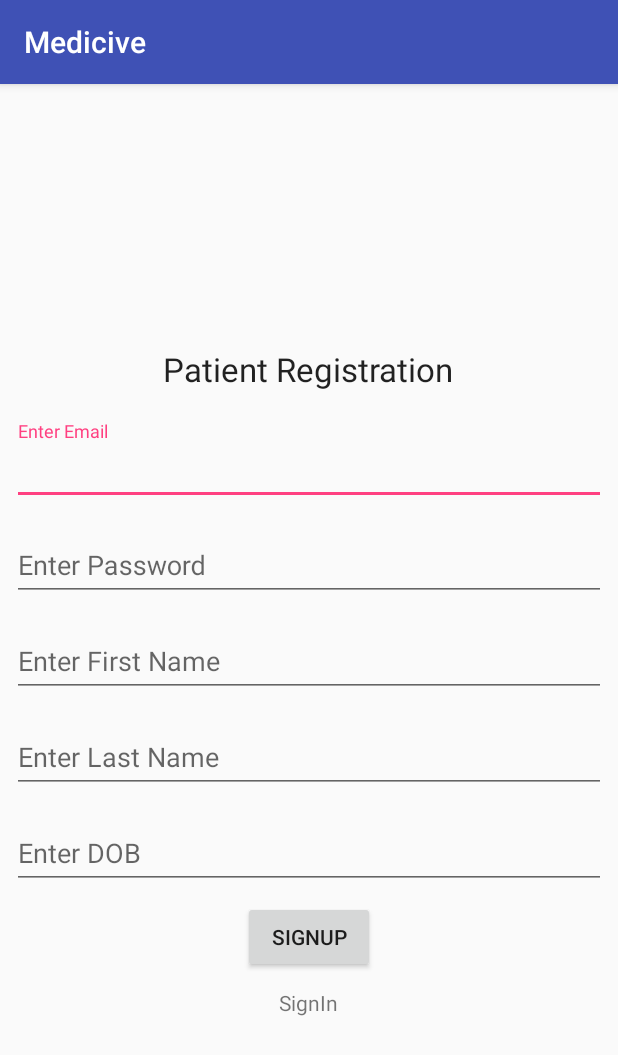
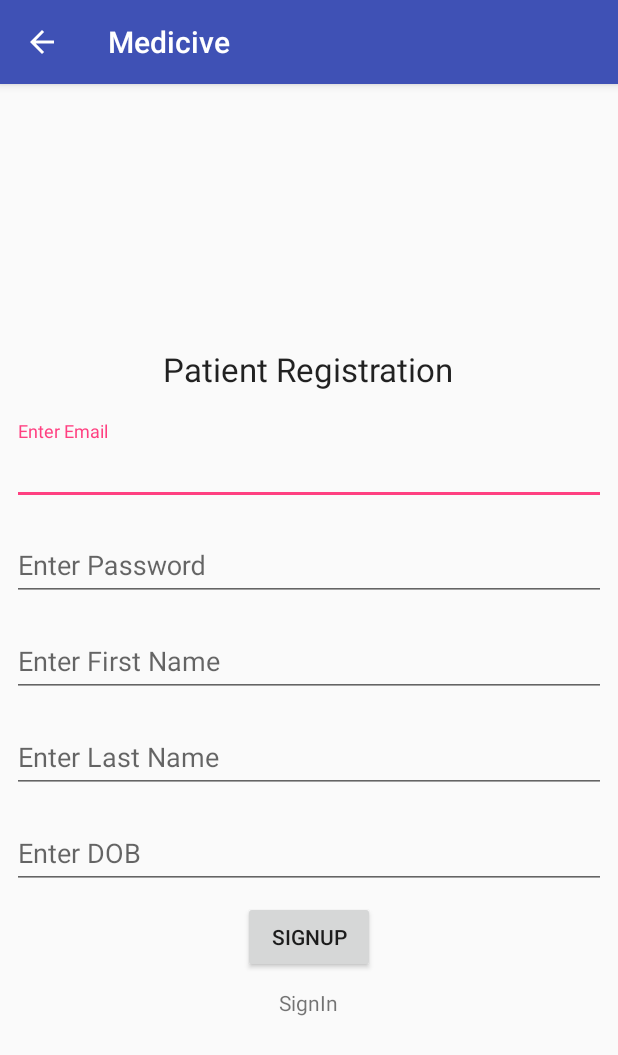
Before and after one commit to tinuthomson/HospitalManagement, an Android app: the MainActivity screen opened directly, with no data from a screen before it, on a phone screen of 412 x 824 dp. Shown: the top 1055 px of the screen. Run offline under Robolectric (Android 15) with nearby library versions, the phone set to English and light mode, and no system bars; our stand-ins replace Firebase (no records; nobody signed in at launch, a user with empty details on screens opened directly); 1 statement that could not run was skipped.

```diff
--- a/PGSDK_V2.1/build.gradle
+++ /dev/null
@@ -1,2 +0,0 @@
-configurations.maybeCreate("default")
-artifacts.add("default", file('PGSDK_V2.1.jar'))
--- a/app/src/main/java/com/zibbix/hospital/hospitalmanagement/LoginActivity.java
+++ b/app/src/main/java/com/zibbix/hospital/hospitalmanagement/LoginActivity.java
@@ -10,6 +10,7 @@ import android.content.Intent;
 import android.graphics.Color;
 import android.net.ConnectivityManager;
 import android.os.Bundle;
+import android.os.Handler;
 import android.support.annotation.DrawableRes;
 import android.support.annotation.NonNull;
 import android.support.design.widget.Snackbar;
@@ -46,8 +47,6 @@ public class LoginActivity extends AppCompatActivity implements View.OnClickList
 
     //progress dialog
     private ProgressDialog progressDialog;
-
-
     @Override
     protected void onCreate(Bundle savedInstanceState) {
         super.onCreate(savedInstanceState);
@@ -59,9 +58,6 @@ public class LoginActivity extends AppCompatActivity implements View.OnClickList
                 .setContentText("Easy to Login")
                 .singleShot(42)
                 .build();
-        android.support.v7.app.ActionBar actionBar = getSupportActionBar();
-        actionBar.setHomeButtonEnabled(true);
-        actionBar.setDisplayHomeAsUpEnabled(true);
         //getting firebase auth object
         firebaseAuth = FirebaseAuth.getInstance();
 
@@ -145,11 +141,8 @@ public class LoginActivity extends AppCompatActivity implements View.OnClickList
     public void onClick(View view) {
         if(view == buttonSignIn){
             userLogin();
-
         }
-
         if(view == textViewSignup){
-            finish();
             startActivity(new Intent(this, MainActivity.class));
         }
         if(view==txt)
@@ -158,17 +151,7 @@ public class LoginActivity extends AppCompatActivity implements View.OnClickList
             startActivity(intent);
         }
     }
-    @Override
-    public boolean onOptionsItemSelected(MenuItem item) {
-        switch (item.getItemId()) {
-            case android.R.id.home:
-                //Write your logic here
-                this.finish();
-                return true;
-            default:
-                return super.onOptionsItemSelected(item);
-        }
-    }
+
 
     public final boolean isInternetOn() {
 
@@ -195,6 +178,31 @@ public class LoginActivity extends AppCompatActivity implements View.OnClickList
         }
         return false;
     }
+    private Boolean exit = false;
+    @Override
+    public void onBackPressed() {
+        if (exit) {
+            // backButtonHandler();
+            Intent intent = new Intent(Intent.ACTION_MAIN);
+            intent.addCategory(Intent.CATEGORY_HOME);
+            intent.setFlags(Intent.FLAG_ACTIVITY_NEW_TASK);
+            startActivity(intent);
+            finish();// finish activity
+        } else {
+            Toast.makeText(this, "Press Back again to Exit.",
+                    Toast.LENGTH_SHORT).show();
+            exit = true;
+            new Handler().postDelayed(new Runnable() {
+                @Override
+                public void run() {
+                    exit = false;
+                }
+            }, 3 * 1000);
+
+        }
+
+
+    }
 
 
 
--- a/app/src/main/java/com/zibbix/hospital/hospitalmanagement/MainActivity.java
+++ b/app/src/main/java/com/zibbix/hospital/hospitalmanagement/MainActivity.java
@@ -21,7 +21,6 @@ import com.google.firebase.auth.AuthResult;
 import com.google.firebase.auth.FirebaseAuth;
 import com.google.firebase.database.DatabaseReference;
 import com.google.firebase.database.FirebaseDatabase;
-
 public class MainActivity extends AppCompatActivity implements NavigationView.OnNavigationItemSelectedListener {
 
     //defining view objects
@@ -29,10 +28,7 @@ public class MainActivity extends AppCompatActivity implements NavigationView.On
     private EditText editTextPassword;
     private Button buttonSignup;
     private TextView textViewSignin;
-
     private ProgressDialog progressDialog;
-//ok
-
     //defining firebaseauth object
     private FirebaseAuth mAuth;
     private DatabaseReference mDatabase;
@@ -40,8 +36,12 @@ public class MainActivity extends AppCompatActivity implements NavigationView.On
     @Override
     protected void onCreate(Bundle savedInstanceState) {
         super.onCreate(savedInstanceState);
-        setContentView(R.layout.activity_main);
+        setContentView(R.layout.activity_main3);
+
         isInternetOn();
+        android.support.v7.app.ActionBar actionBar = getSupportActionBar();
+        actionBar.setHomeButtonEnabled(true);
+        actionBar.setDisplayHomeAsUpEnabled(true);
         //shows setting a cutom font
         //initializing firebase auth object
         mAuth = FirebaseAuth.getInstance();
@@ -178,32 +178,18 @@ public class MainActivity extends AppCompatActivity implements NavigationView.On
         return false;
     }
 
-    private Boolean exit = false;
 
     @Override
-    public void onBackPressed() {
-        if (exit) {
-            // backButtonHandler();
-            Intent intent = new Intent(Intent.ACTION_MAIN);
-            intent.addCategory(Intent.CATEGORY_HOME);
-            intent.setFlags(Intent.FLAG_ACTIVITY_NEW_TASK);
-            startActivity(intent);
-            finish();// finish activity
-        } else {
-            Toast.makeText(this, "Press Back again to Exit.",
-                    Toast.LENGTH_SHORT).show();
-            exit = true;
-            new Handler().postDelayed(new Runnable() {
-                @Override
-                public void run() {
-                    exit = false;
-                }
-            }, 3 * 1000);
-
+    public boolean onOptionsItemSelected(MenuItem item) {
+        switch (item.getItemId()) {
+            case android.R.id.home:
+                //Write your logic here
+                this.finish();
+                return true;
+            default:
+                return super.onOptionsItemSelected(item);
         }
-
     }
-
    /* public void backButtonHandler() {
         AlertDialog.Builder alertDialog = new AlertDialog.Builder(MainActivity.this);
 
--- a/app/src/main/java/com/zibbix/hospital/hospitalmanagement/SplashScreen.java
+++ b/app/src/main/java/com/zibbix/hospital/hospitalmanagement/SplashScreen.java
@@ -28,7 +28,7 @@ public class SplashScreen extends Activity {
             public void run() {
                 // This method will be executed once the timer is over
                 // Start your app main activity
-                Intent i = new Intent(SplashScreen.this, MainActivity.class);
+                Intent i = new Intent(SplashScreen.this,LoginActivity.class);
                 startActivity(i);
 
                 // close this activity
--- a/app/src/main/res/layout/activity_main.xml
+++ /dev/null
@@ -1,115 +0,0 @@
-<?xml version="1.0" encoding="utf-8"?>
-<RelativeLayout xmlns:android="http://schemas.android.com/apk/res/android"
-    xmlns:tools="http://schemas.android.com/tools"
-    android:layout_width="match_parent"
-    android:layout_height="match_parent"
-    android:orientation="vertical"
-    tools:context=".MainActivity">
-
-    <LinearLayout
-        android:id="@+id/linearLayout"
-        android:layout_width="match_parent"
-        android:layout_height="wrap_content"
-        android:layout_centerVertical="true"
-        android:orientation="vertical">
-
-        <TextView
-            android:id="@+id/textView4"
-            android:layout_width="wrap_content"
-            android:layout_height="wrap_content"
-            android:layout_gravity="center_horizontal"
-            android:text="Patient Registration"
-            android:textAppearance="?android:attr/textAppearanceLarge" />
-
-        <android.support.design.widget.TextInputLayout
-            android:layout_width="match_parent"
-            android:layout_height="match_parent"
-            android:paddingTop="20dp">
-
-            <EditText
-                android:id="@+id/editTextEmail"
-                android:layout_width="match_parent"
-                android:layout_height="wrap_content"
-                android:layout_margin="8dp"
-                android:layout_weight="1"
-                android:hint="Enter Email"
-                android:inputType="textEmailAddress"
-                android:textColorLink="@color/colorPrimaryDark" />
-        </android.support.design.widget.TextInputLayout>
-
-        <android.support.design.widget.TextInputLayout
-            android:layout_width="match_parent"
-            android:layout_height="match_parent">
-
-            <EditText
-                android:id="@+id/editTextPassword"
-                android:layout_width="match_parent"
-                android:layout_height="wrap_content"
-                android:layout_margin="8dp"
-                android:hint="Enter Password"
-                android:inputType="textPassword"
-                android:textColorLink="@color/colorPrimaryDark" />
-        </android.support.design.widget.TextInputLayout>
-
-        <android.support.design.widget.TextInputLayout
-            android:layout_width="match_parent"
-            android:layout_height="match_parent">
-
-            <EditText
-                android:id="@+id/editTextPassword1"
-                android:layout_width="match_parent"
-                android:layout_height="wrap_content"
-                android:layout_margin="8dp"
-                android:hint="Enter First Name"
-                android:inputType="text" />
-        </android.support.design.widget.TextInputLayout>
-
-        <android.support.design.widget.TextInputLayout
-            android:layout_width="match_parent"
-            android:layout_height="match_parent">
-
-            <EditText
-                android:id="@+id/editTextPassword2"
-                android:layout_width="match_parent"
-                android:layout_height="wrap_content"
-                android:layout_margin="8dp"
-                android:hint="Enter Last Name"
-                android:inputType="text" />
-        </android.support.design.widget.TextInputLayout>
-
-        <android.support.design.widget.TextInputLayout
-            android:layout_width="match_parent"
-            android:layout_height="match_parent">
-
-            <EditText
-                android:id="@+id/editTextPassword100"
-                android:layout_width="match_parent"
-                android:layout_height="wrap_content"
-                android:layout_margin="8dp"
-                android:hint="Enter DOB"
-                android:inputType="date" />
-        </android.support.design.widget.TextInputLayout>
-
-        <Button
-            android:id="@+id/buttonSignup"
-            android:layout_width="wrap_content"
-            android:layout_height="wrap_content"
-            android:layout_above="@+id/textView2"
-            android:layout_alignParentStart="false"
-            android:layout_gravity="center"
-            android:onClick="onClick1"
-            android:text="Signup" />
-
-    </LinearLayout>
-
-    <TextView
-        android:id="@+id/textView2"
-        android:layout_width="wrap_content"
-        android:layout_height="wrap_content"
-        android:layout_below="@+id/linearLayout"
-        android:layout_centerHorizontal="true"
-        android:layout_marginTop="10dp"
-        android:onClick="onClick1"
-        android:text="SignIn" />
-
-</RelativeLayout>
--- a/app/src/main/res/layout/activity_main3.xml
+++ b/app/src/main/res/layout/activity_main3.xml
@@ -5,14 +5,12 @@
     android:layout_height="match_parent"
     android:orientation="vertical"
     tools:context=".MainActivity">
-
     <LinearLayout
         android:id="@+id/linearLayout"
         android:layout_width="match_parent"
         android:layout_height="wrap_content"
         android:layout_centerVertical="true"
         android:orientation="vertical">
-
         <TextView
             android:id="@+id/textView4"
             android:layout_width="wrap_content"
--- a/app/src/main/res/layout/login_new.xml
+++ b/app/src/main/res/layout/login_new.xml
@@ -6,7 +6,6 @@
     android:background="#5fb0c9"
     android:orientation="vertical"
     android:scrollbarAlwaysDrawVerticalTrack="true">
-
     <TextView
         android:id="@+id/login_title"
         android:layout_width="fill_parent"
--- a/settings.gradle
+++ b/settings.gradle
@@ -1 +1 @@
-include ':app', ':PGSDK_V2.1'
+include ':app'
```
Also changed, not shown: 1 other file.
